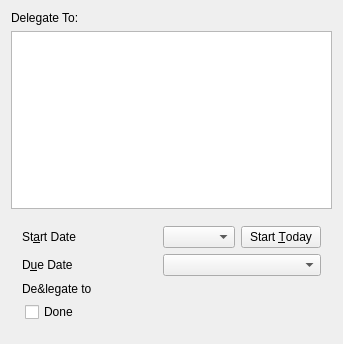
Qt form src/widgets/editorview.ui (KDE/zanshin) before a commit.
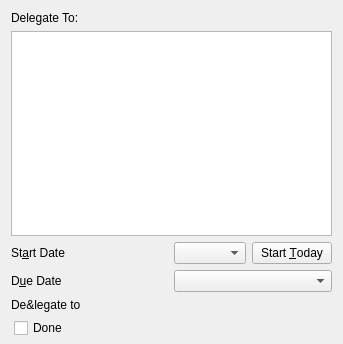
The same form after that commit. Custom widgets are drawn as their Qt base class.

Commit message:
Improve the visual alignment of widgets at the bottom of the window
Summary:
To that effect, adjust bottom margins of docks and of PageView so that
the toolbars, line edit and done checkbox are aligned horizontaly.

Reviewers: bensi, franckarrecot, mlaurent

Diff of the .ui file:
```diff
--- a/src/widgets/editorview.ui
+++ b/src/widgets/editorview.ui
@@ -14,6 +14,9 @@
    <string>Editor</string>
   </property>
   <layout class="QVBoxLayout" name="layout">
+   <property name="bottomMargin">
+    <number>6</number>
+   </property>
    <item>
     <widget class="QLabel" name="delegateLabel">
      <property name="text">
@@ -27,6 +30,18 @@
    <item>
     <widget class="QWidget" name="taskGroup" native="true">
      <layout class="QGridLayout" name="gridLayout">
+      <property name="leftMargin">
+       <number>0</number>
+      </property>
+      <property name="topMargin">
+       <number>0</number>
+      </property>
+      <property name="rightMargin">
+       <number>0</number>
+      </property>
+      <property name="bottomMargin">
+       <number>0</number>
+      </property>
       <item row="0" column="0">
        <widget class="QLabel" name="startDateLabel">
         <property name="text">
```
The commit also changes 4 other files.
